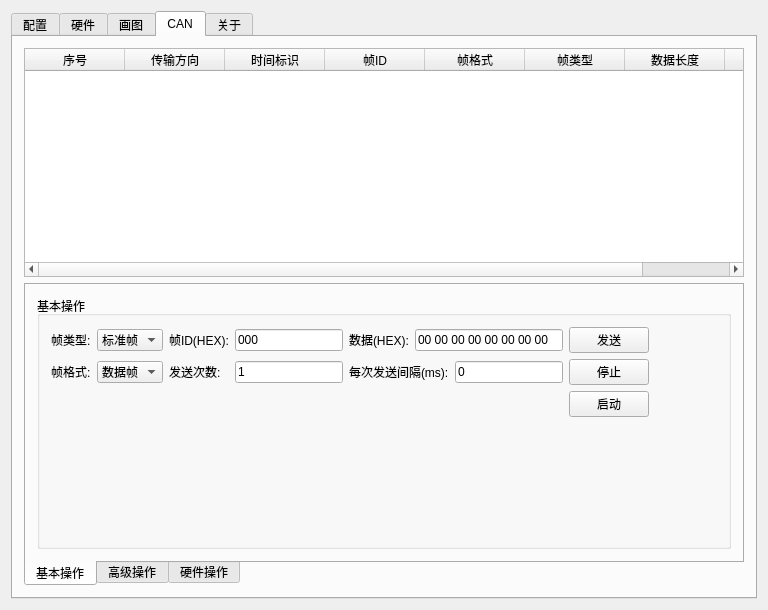
Qt form Lib/Detection/SettingDlg.ui (silentcpp/HistoryProjects) before a commit.
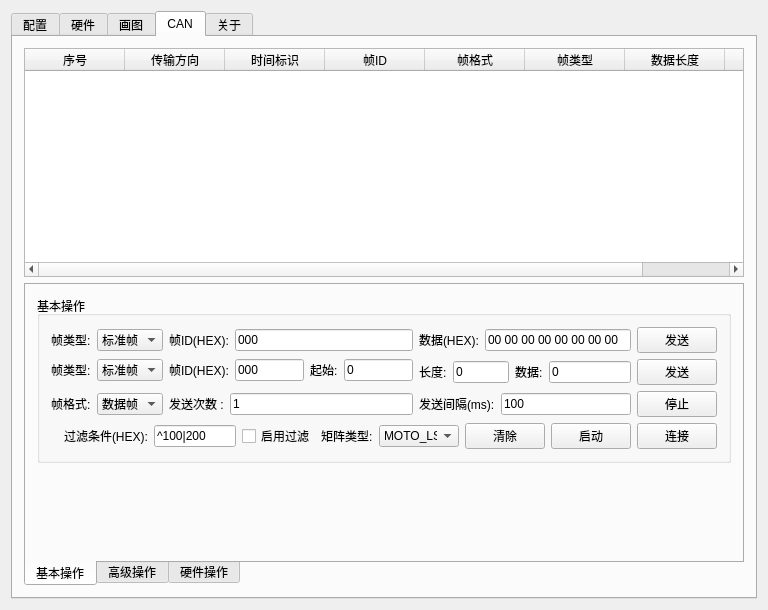
The same form after that commit. The open tabs and pages were chosen to show the change. Icons and pictures are not drawn. Custom widgets are drawn as their Qt base class.

What changed in the file:
```diff
--- a/Lib/Detection/SettingDlg.ui
+++ b/Lib/Detection/SettingDlg.ui
@@ -604,7 +604,7 @@
       <attribute name="title">
        <string>CAN</string>
       </attribute>
-      <layout class="QVBoxLayout" name="verticalLayout_5">
+      <layout class="QVBoxLayout" name="verticalLayout_3">
        <item>
         <widget class="QTableWidget" name="canTable">
          <column>
@@ -661,7 +661,7 @@
           <attribute name="title">
            <string>基本操作</string>
           </attribute>
-          <layout class="QVBoxLayout" name="verticalLayout_3">
+          <layout class="QVBoxLayout" name="verticalLayout_5">
            <item>
             <widget class="QGroupBox" name="groupBox">
              <property name="sizePolicy">
@@ -682,6 +682,10 @@
              <property name="checkable">
               <bool>false</bool>
              </property>
+             <layout class="QVBoxLayout" name="verticalLayout_15">
+              <item>
+               <layout class="QGridLayout" name="gridLayout_10">
+                <item row="0" column="0">
              <layout class="QGridLayout" name="gridLayout">
               <item row="0" column="0">
                <widget class="QLabel" name="label_2">
@@ -696,18 +700,18 @@
                 </property>
                </widget>
               </item>
-              <item row="0" column="3">
-               <widget class="QLineEdit" name="canFrameId">
+                  <item row="0" column="1">
+                   <widget class="QComboBox" name="canFrameType">
+                    <item>
                 <property name="text">
-                 <string>000</string>
-                </property>
-               </widget>
-              </item>
-              <item row="0" column="5" colspan="2">
-               <widget class="QLineEdit" name="canDataEdit">
+                      <string>标准帧</string>
+                     </property>
+                    </item>
+                    <item>
                 <property name="text">
-                 <string>00 00 00 00 00 00 00 00</string>
-                </property>
+                      <string>拓展帧</string>
+                     </property>
+                    </item>
                </widget>
               </item>
               <item row="0" column="2">
@@ -717,8 +721,28 @@
                 </property>
                </widget>
               </item>
-              <item row="0" column="1">
-               <widget class="QComboBox" name="canFrameType">
+                  <item row="0" column="3" colspan="3">
+                   <widget class="QLineEdit" name="canFrameId">
+                    <property name="sizePolicy">
+                     <sizepolicy hsizetype="Expanding" vsizetype="Fixed">
+                      <horstretch>0</horstretch>
+                      <verstretch>0</verstretch>
+                     </sizepolicy>
+                    </property>
+                    <property name="text">
+                     <string>000</string>
+                    </property>
+                   </widget>
+                  </item>
+                  <item row="1" column="0">
+                   <widget class="QLabel" name="label_24">
+                    <property name="text">
+                     <string>帧类型:</string>
+                    </property>
+                   </widget>
+                  </item>
+                  <item row="1" column="1">
+                   <widget class="QComboBox" name="canFrameType2">
                 <item>
                  <property name="text">
                   <string>标准帧</string>
@@ -731,39 +755,116 @@
                 </item>
                </widget>
               </item>
-              <item row="1" column="7">
-               <widget class="QPushButton" name="canBaseStop">
+                  <item row="1" column="2">
+                   <widget class="QLabel" name="label_25">
                 <property name="text">
-                 <string>停止</string>
-                </property>
-                <property name="icon">
-                 <iconset resource="Resource.qrc">
-                  <normaloff>:/images/Resources/images/del.ico</normaloff>:/images/Resources/images/del.ico</iconset>
-                </property>
-               </widget>
-              </item>
-              <item row="1" column="0">
-               <widget class="QLabel" name="label_3">
+                     <string>帧ID(HEX):</string>
+                    </property>
+                   </widget>
+                  </item>
+                  <item row="1" column="3">
+                   <widget class="QLineEdit" name="canFrameId2">
+                    <property name="sizePolicy">
+                     <sizepolicy hsizetype="Expanding" vsizetype="Fixed">
+                      <horstretch>0</horstretch>
+                      <verstretch>0</verstretch>
+                     </sizepolicy>
+                    </property>
+                    <property name="minimumSize">
+                     <size>
+                      <width>0</width>
+                      <height>0</height>
+                     </size>
+                    </property>
+                    <property name="text">
+                     <string>000</string>
+                    </property>
+                   </widget>
+                  </item>
+                  <item row="1" column="4">
+                   <widget class="QLabel" name="label_27">
                 <property name="text">
-                 <string>帧格式:</string>
+                     <string>起始:</string>
                 </property>
                </widget>
               </item>
-              <item row="1" column="6">
-               <widget class="QLineEdit" name="canSendDelay">
+                  <item row="1" column="5">
+                   <widget class="QLineEdit" name="canStartPos">
+                    <property name="sizePolicy">
+                     <sizepolicy hsizetype="Expanding" vsizetype="Fixed">
+                      <horstretch>0</horstretch>
+                      <verstretch>0</verstretch>
+                     </sizepolicy>
+                    </property>
+                    <property name="minimumSize">
+                     <size>
+                      <width>0</width>
+                      <height>0</height>
+                     </size>
+                    </property>
                 <property name="text">
                  <string>0</string>
                 </property>
                </widget>
               </item>
-              <item row="0" column="4">
+                 </layout>
+                </item>
+                <item row="0" column="1">
+                 <layout class="QGridLayout" name="gridLayout_9">
+                  <item row="0" column="0" colspan="2">
                <widget class="QLabel" name="label_6">
                 <property name="text">
                  <string>数据(HEX):</string>
                 </property>
                </widget>
               </item>
-              <item row="0" column="7">
+                  <item row="0" column="2" colspan="3">
+                   <widget class="QLineEdit" name="canData">
+                    <property name="text">
+                     <string>00 00 00 00 00 00 00 00</string>
+                    </property>
+                   </widget>
+                  </item>
+                  <item row="1" column="0">
+                   <widget class="QLabel" name="label_28">
+                    <property name="text">
+                     <string>长度:</string>
+                    </property>
+                   </widget>
+                  </item>
+                  <item row="1" column="1" colspan="2">
+                   <widget class="QLineEdit" name="canDataLength">
+                    <property name="text">
+                     <string>0</string>
+                    </property>
+                   </widget>
+                  </item>
+                  <item row="1" column="3">
+                   <widget class="QLabel" name="label_29">
+                    <property name="text">
+                     <string>数据:</string>
+                    </property>
+                   </widget>
+                  </item>
+                  <item row="1" column="4">
+                   <widget class="QLineEdit" name="canData2">
+                    <property name="text">
+                     <string>0</string>
+                    </property>
+                   </widget>
+                  </item>
+                  <item row="1" column="5">
+                   <widget class="QPushButton" name="canBaseSend2">
+                    <property name="text">
+                     <string>发送</string>
+                    </property>
+                    <property name="icon">
+                     <iconset resource="Resource.qrc">
+                      <normaloff>:/images/Resources/images/save.ico</normaloff>:/images/Resources/images/save.ico</iconset>
+                    </property>
+                   </widget>
+                  </item>
+                  <item row="0" column="5">
                <widget class="QPushButton" name="canBaseSend">
                 <property name="text">
                  <string>发送</string>
@@ -774,7 +875,18 @@
                 </property>
                </widget>
               </item>
-              <item row="1" column="1">
+                 </layout>
+                </item>
+                <item row="1" column="0">
+                 <layout class="QHBoxLayout" name="horizontalLayout_9">
+                  <item>
+                   <widget class="QLabel" name="label_3">
+                    <property name="text">
+                     <string>帧格式:</string>
+                    </property>
+                   </widget>
+                  </item>
+                  <item>
                <widget class="QComboBox" name="canFrameFormat">
                 <item>
                  <property name="text">
@@ -788,54 +900,68 @@
                 </item>
                </widget>
               </item>
-              <item row="1" column="3">
+                  <item>
+                   <widget class="QLabel" name="label_5">
+                    <property name="text">
+                     <string>发送次数 :</string>
+                    </property>
+                   </widget>
+                  </item>
+                  <item>
                <widget class="QLineEdit" name="canSendCount">
+                    <property name="sizePolicy">
+                     <sizepolicy hsizetype="Expanding" vsizetype="Fixed">
+                      <horstretch>0</horstretch>
+                      <verstretch>0</verstretch>
+                     </sizepolicy>
+                    </property>
+                    <property name="minimumSize">
+                     <size>
+                      <width>20</width>
+                      <height>0</height>
+                     </size>
+                    </property>
                 <property name="text">
                  <string>1</string>
                 </property>
                </widget>
               </item>
-              <item row="1" column="8">
-               <spacer name="horizontalSpacer_3">
-                <property name="orientation">
-                 <enum>Qt::Horizontal</enum>
-                </property>
-                <property name="sizeHint" stdset="0">
-                 <size>
-                  <width>40</width>
-                  <height>20</height>
-                 </size>
-                </property>
-               </spacer>
-              </item>
-              <item row="3" column="3">
-               <spacer name="verticalSpacer_3">
-                <property name="orientation">
-                 <enum>Qt::Vertical</enum>
-                </property>
-                <property name="sizeHint" stdset="0">
-                 <size>
-                  <width>20</width>
-                  <height>40</height>
-                 </size>
-                </property>
-               </spacer>
-              </item>
-              <item row="1" column="2">
-               <widget class="QLabel" name="label_5">
-                <property name="text">
-                 <string>发送次数:</string>
-                </property>
-               </widget>
-              </item>
-              <item row="1" column="4" colspan="2">
+                 </layout>
+                </item>
+                <item row="1" column="1">
+                 <layout class="QHBoxLayout" name="horizontalLayout_10">
+                  <item>
                <widget class="QLabel" name="label_7">
                 <property name="text">
-                 <string>每次发送间隔(ms):</string>
+                     <string>发送间隔(ms):</string>
                 </property>
                </widget>
               </item>
-              <item row="0" column="8">
+                  <item>
+                   <widget class="QLineEdit" name="canSendDelay">
+                    <property name="text">
+                     <string>100</string>
+                    </property>
+                   </widget>
+                  </item>
+                  <item>
+                   <widget class="QPushButton" name="canBaseStop">
+                    <property name="text">
+                     <string>停止</string>
+                    </property>
+                    <property name="icon">
+                     <iconset resource="Resource.qrc">
+                      <normaloff>:/images/Resources/images/del.ico</normaloff>:/images/Resources/images/del.ico</iconset>
+                    </property>
+                   </widget>
+                  </item>
+                 </layout>
+                </item>
+               </layout>
+              </item>
+              <item>
+               <layout class="QHBoxLayout" name="horizontalLayout_12">
+                <item>
                <spacer name="horizontalSpacer_2">
                 <property name="orientation">
                  <enum>Qt::Horizontal</enum>
@@ -848,7 +974,83 @@
                 </property>
                </spacer>
               </item>
-              <item row="2" column="7">
+                <item>
+                 <widget class="QLabel" name="label_30">
+                  <property name="text">
+                   <string>过滤条件(HEX):</string>
+                  </property>
+                 </widget>
+                </item>
+                <item>
+                 <widget class="QLineEdit" name="canFilter">
+                  <property name="text">
+                   <string>^100|200</string>
+                  </property>
+                 </widget>
+                </item>
+                <item>
+                 <widget class="QCheckBox" name="canFilterEnable">
+                  <property name="text">
+                   <string>启用过滤</string>
+                  </property>
+                 </widget>
+                </item>
+                <item>
+                 <widget class="QLabel" name="label_26">
+                  <property name="sizePolicy">
+                   <sizepolicy hsizetype="Preferred" vsizetype="Preferred">
+                    <horstretch>0</horstretch>
+                    <verstretch>0</verstretch>
+                   </sizepolicy>
+                  </property>
+                  <property name="text">
+                   <string>矩阵类型:</string>
+                  </property>
+                 </widget>
+                </item>
+                <item>
+                 <widget class="QComboBox" name="canMatrixType">
+                  <property name="sizePolicy">
+                   <sizepolicy hsizetype="Preferred" vsizetype="Fixed">
+                    <horstretch>0</horstretch>
+                    <verstretch>0</verstretch>
+                   </sizepolicy>
+                  </property>
+                  <property name="minimumSize">
+                   <size>
+                    <width>80</width>
+                    <height>0</height>
+                   </size>
+                  </property>
+                  <item>
+                   <property name="text">
+                    <string>MOTO_LSB</string>
+                   </property>
+                  </item>
+                  <item>
+                   <property name="text">
+                    <string>MOTO_MSB</string>
+                   </property>
+                  </item>
+                  <item>
+                   <property name="text">
+                    <string>INTEL</string>
+                   </property>
+                  </item>
+                 </widget>
+                </item>
+                <item>
+                 <widget class="QPushButton" name="canClearLog">
+                  <property name="text">
+                   <string>清除</string>
+                  </property>
+                  <property name="icon">
+                   <iconset resource="Resource.qrc">
+                    <normaloff>:/images/Resources/images/firefox.ico</normaloff>:/images/Resources/images/firefox.ico</iconset>
+                  </property>
+                 </widget>
+                </item>
+                <item>
                <widget class="QPushButton" name="canStartup">
                 <property name="text">
                  <string>启动</string>
@@ -859,9 +1061,35 @@
                 </property>
                </widget>
               </item>
-             </layout>
+                <item>
+                 <widget class="QPushButton" name="canConnect">
+                  <property name="text">
+                   <string>连接</string>
+                  </property>
+                  <property name="icon">
+                   <iconset resource="Resource.qrc">
+                    <normaloff>:/images/Resources/images/key.ico</normaloff>:/images/Resources/images/key.ico</iconset>
+                  </property>
+                 </widget>
+                </item>
+               </layout>
+              </item>
+             </layout>
             </widget>
            </item>
+           <item>
+            <spacer name="verticalSpacer_3">
+             <property name="orientation">
+              <enum>Qt::Vertical</enum>
+             </property>
+             <property name="sizeHint" stdset="0">
+              <size>
+               <width>20</width>
+               <height>40</height>
+              </size>
+             </property>
+            </spacer>
+           </item>
           </layout>
          </widget>
          <widget class="QWidget" name="tab_5">
```
Left out of the diff: 280 changed lines with no effect on the pictures. Lines whose indentation alone changed are shown as unchanged.
